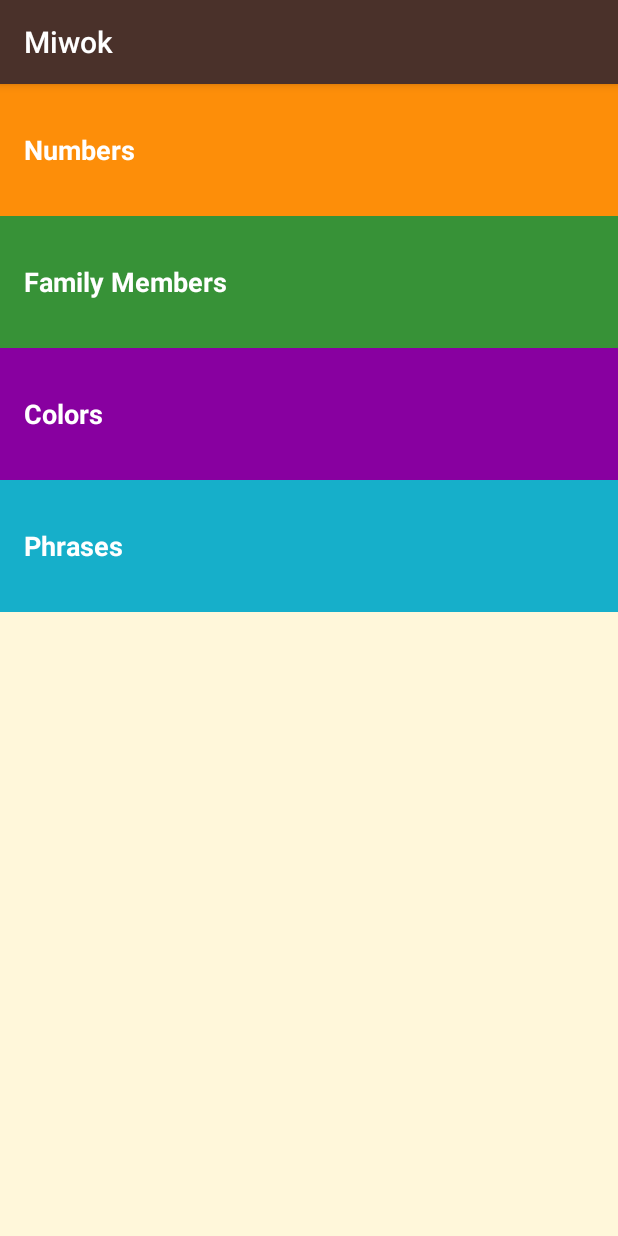
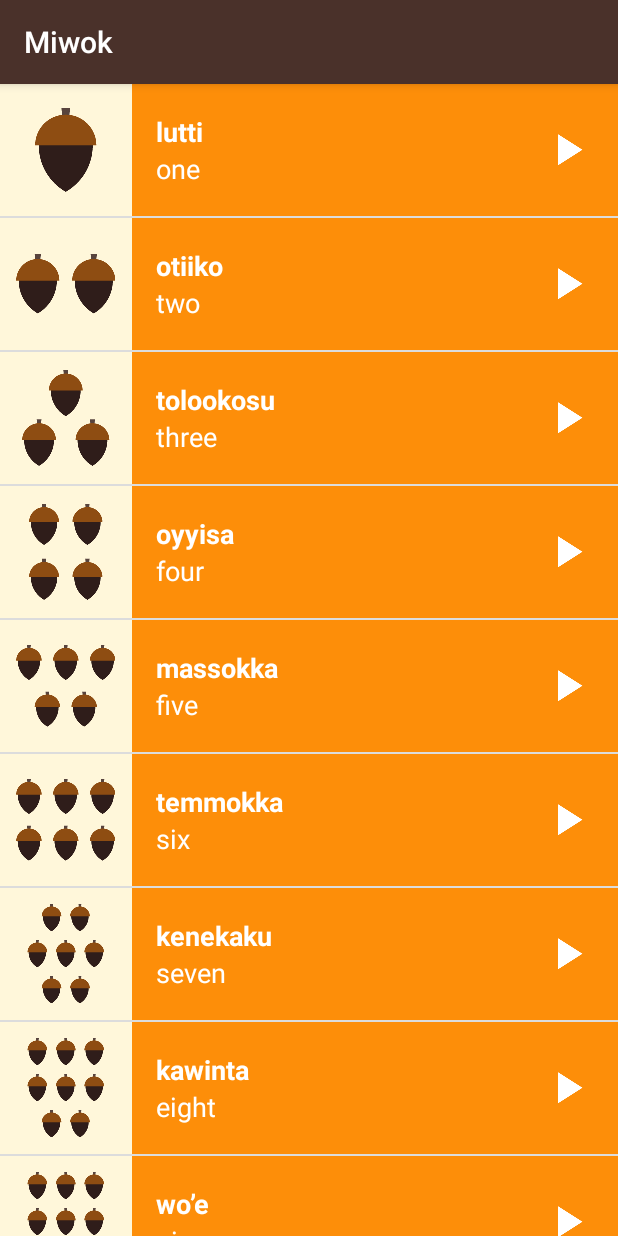
Before and after one commit to ChristianAA/ud839-Miwok, an Android app: the screen it shows after launch (MainActivity), on a phone screen of 412 x 824 dp. Run offline under Robolectric (Android 15) with nearby library versions, the light colour scheme and no system bars.

Commit message:
ViewPager e FragmentPagerAdapter

```diff
--- a/app/src/main/java/com/example/android/miwok/ColorsFragment.java
+++ b/app/src/main/java/com/example/android/miwok/ColorsFragment.java
@@ -5,7 +5,6 @@ import android.media.AudioManager;
 import android.media.MediaPlayer;
 import android.os.Bundle;
 import android.support.v4.app.Fragment;
-import android.util.Log;
 import android.view.LayoutInflater;
 import android.view.View;
 import android.view.ViewGroup;
@@ -74,7 +73,6 @@ public class ColorsFragment extends Fragment {
 
                 //Get the {@link Word} object at the given position the user clicked on
                 Word word = words.get(i);
-                Log.v("ColorsActivity", "Current word: " + word);
 
                 int result = mAudioManager.requestAudioFocus(mOnAudioFocusChangeListener,
                         AudioManager.STREAM_MUSIC, AudioManager.AUDIOFOCUS_GAIN_TRANSIENT);
--- a/app/src/main/java/com/example/android/miwok/FamilyFragment.java
+++ b/app/src/main/java/com/example/android/miwok/FamilyFragment.java
@@ -5,7 +5,6 @@ import android.media.AudioManager;
 import android.media.MediaPlayer;
 import android.os.Bundle;
 import android.support.v4.app.Fragment;
-import android.util.Log;
 import android.view.LayoutInflater;
 import android.view.View;
 import android.view.ViewGroup;
@@ -76,7 +75,6 @@ public class FamilyFragment extends Fragment {
 
                 //Get the {@link Word} object at the given position the user clicked on
                 Word word = words.get(i);
-                Log.v("FamilyActivity", "Current word: " + word);
 
                 int result = mAudioManager.requestAudioFocus(mOnAudioFocusChangeListener,
                         AudioManager.STREAM_MUSIC, AudioManager.AUDIOFOCUS_GAIN_TRANSIENT);
--- a/app/src/main/java/com/example/android/miwok/MainActivity.java
+++ b/app/src/main/java/com/example/android/miwok/MainActivity.java
@@ -15,66 +15,26 @@
  */
 package com.example.android.miwok;
 
-import android.content.Intent;
 import android.os.Bundle;
+import android.support.v4.view.ViewPager;
 import android.support.v7.app.AppCompatActivity;
-import android.view.View;
-import android.widget.TextView;
 
 public class MainActivity extends AppCompatActivity {
 
     @Override
     protected void onCreate(Bundle savedInstanceState) {
         super.onCreate(savedInstanceState);
+
+        // Set the content of the activity to use the activity_main.xml layout file
         setContentView(R.layout.activity_main);
 
-        // Find the View that shows the numbers category
-        TextView numbers = (TextView) findViewById(R.id.numbers);
+        // Find the view pager that will allow the user to swipe between fragments
+        ViewPager viewPager = (ViewPager) findViewById(R.id.viewpager);
 
-        // Set a click listener on that View
-        numbers.setOnClickListener(new View.OnClickListener() {
-            // The code in this method will be executed when the numbers View is clicked on.
-            @Override
-            public void onClick(View view) {
-                Intent numbersIntent = new Intent(MainActivity.this, NumbersActivity.class);
-                startActivity(numbersIntent);
-            }
-        });
+        // Create an adapter that knows which fragment should be shown on each page
+        MiwokFragmentPageAdapter adapter = new MiwokFragmentPageAdapter(getSupportFragmentManager());
 
-        // Family category
-        TextView family = (TextView) findViewById(R.id.family);
-
-        family.setOnClickListener(new View.OnClickListener() {
-            @Override
-            public void onClick(View view) {
-                Intent colorsIntent = new Intent(MainActivity.this, FamilyActivity.class);
-                startActivity(colorsIntent);
-            }
-        });
-
-        // Colors
-        TextView colors = (TextView) findViewById(R.id.colors);
-
-        colors.setOnClickListener(new View.OnClickListener() {
-
-            @Override
-            public void onClick(View view) {
-                Intent colorsIntent = new Intent(MainActivity.this, ColorsActivity.class);
-                startActivity(colorsIntent);
-            }
-        });
-
-        // Phrases
-        TextView phrases = (TextView) findViewById(R.id.phrases);
-
-        phrases.setOnClickListener(new View.OnClickListener() {
-
-            @Override
-            public void onClick(View view) {
-                Intent phrasesIntent = new Intent(MainActivity.this, PhrasesActivity.class);
-                startActivity(phrasesIntent);
-            }
-        });
-
+        // Set the adapter onto the view pager
+        viewPager.setAdapter(adapter);
     }
 }
--- /dev/null
+++ b/app/src/main/java/com/example/android/miwok/MiwokFragmentPageAdapter.java
@@ -0,0 +1,32 @@
+package com.example.android.miwok;
+
+import android.support.v4.app.Fragment;
+import android.support.v4.app.FragmentManager;
+import android.support.v4.app.FragmentPagerAdapter;
+
+    /**
+     * Provides the appropriate {@link Fragment} for a view pager.
+     */
+    public class MiwokFragmentPageAdapter extends FragmentPagerAdapter {
+
+        public MiwokFragmentPageAdapter(FragmentManager fm) {
+            super(fm);
+        }
+
+        public Fragment getItem(int position) {
+            if (position == 0) {
+                return new NumbersFragment();
+            } else if (position == 1){
+                return new FamilyFragment();
+            } else if (position == 2){
+                return new ColorsFragment();
+            } else {
+                return new PhrasesFragment();
+            }
+        }
+
+        @Override
+        public int getCount() {
+            return 4;
+        }
+    }
--- a/app/src/main/java/com/example/android/miwok/NumbersFragment.java
+++ b/app/src/main/java/com/example/android/miwok/NumbersFragment.java
@@ -5,7 +5,6 @@ import android.media.AudioManager;
 import android.media.MediaPlayer;
 import android.os.Bundle;
 import android.support.v4.app.Fragment;
-import android.util.Log;
 import android.view.LayoutInflater;
 import android.view.View;
 import android.view.ViewGroup;
@@ -75,7 +74,6 @@ public class NumbersFragment extends Fragment {
 
                 //Get the {@link Word} object at the given position the user clicked on
                 Word word = words.get(i);
-                Log.v("NumbersActivity", "Current word: " + word);
 
                 int result = mAudioManager.requestAudioFocus(mOnAudioFocusChangeListener,
                         AudioManager.STREAM_MUSIC, AudioManager.AUDIOFOCUS_GAIN_TRANSIENT);
--- a/app/src/main/java/com/example/android/miwok/PhrasesFragment.java
+++ b/app/src/main/java/com/example/android/miwok/PhrasesFragment.java
@@ -5,7 +5,6 @@ import android.media.AudioManager;
 import android.media.MediaPlayer;
 import android.os.Bundle;
 import android.support.v4.app.Fragment;
-import android.util.Log;
 import android.view.LayoutInflater;
 import android.view.View;
 import android.view.ViewGroup;
@@ -75,7 +74,6 @@ public class PhrasesFragment extends Fragment {
 
                 //Get the {@link Word} object at the given position the user clicked on
                 Word word = words.get(i);
-                Log.v("PhrasesActivity", "Current word: " + word);
 
                 int result = mAudioManager.requestAudioFocus(mOnAudioFocusChangeListener,
                         AudioManager.STREAM_MUSIC, AudioManager.AUDIOFOCUS_GAIN_TRANSIENT);
--- a/app/src/main/res/layout/activity_category.xml
+++ /dev/null
@@ -1,6 +0,0 @@
-<?xml version="1.0" encoding="utf-8"?>
-<LinearLayout xmlns:android="http://schemas.android.com/apk/res/android"
-    android:id="@+id/container"
-    android:layout_width="match_parent"
-    android:layout_height="match_parent"
-    android:orientation="vertical"/>
--- a/app/src/main/res/layout/activity_main.xml
+++ b/app/src/main/res/layout/activity_main.xml
@@ -1,71 +1,14 @@
 <?xml version="1.0" encoding="utf-8"?>
-<!-- Copyright (C) 2016 The Android Open Source Project
+<LinearLayout xmlns:android="http://schemas.android.com/apk/res/android"
+   xmlns:tools="http://schemas.android.com/tools"
+   android:layout_width="match_parent"
+   android:layout_height="match_parent"
+   android:orientation="vertical"
+   tools:context="com.example.android.miwok.MainActivity">
 
-     Licensed under the Apache License, Version 2.0 (the "License");
-     you may not use this file except in compliance with the License.
-     You may obtain a copy of the License at
+   <android.support.v4.view.ViewPager
+       android:id="@+id/viewpager"
+       android:layout_width="match_parent"
+       android:layout_height="match_parent"/>
 
-          http://www.apache.org/licenses/LICENSE-2.0
-
-     Unless required by applicable law or agreed to in writing, software
-     distributed under the License is distributed on an "AS IS" BASIS,
-     WITHOUT WARRANTIES OR CONDITIONS OF ANY KIND, either express or implied.
-     See the License for the specific language governing permissions and
-     limitations under the License.
--->
-<LinearLayout xmlns:android="http://schemas.android.com/apk/res/android"
-xmlns:tools="http://schemas.android.com/tools"
-android:layout_width="match_parent"
-android:layout_height="match_parent"
-android:background="@color/categories"
-tools:context="com.example.android.miwok.MainActivity"
-android:orientation="vertical">
-
-<!-- Numbers category -->
-    <FrameLayout
-        android:layout_width="match_parent"
-        android:layout_height="wrap_content"
-        android:background="@color/numbers">
-
-        <TextView
-            android:id="@+id/numbers"
-            style="@style/Categories"
-            android:background="?android:attr/selectableItemBackground"
-            android:text="@string/numbers" />
-    </FrameLayout>
-
-<!-- Family category -->
-    <FrameLayout
-        android:layout_width="match_parent"
-        android:layout_height="wrap_content"
-        android:background="@color/family">
-        <TextView
-            android:id="@+id/family"
-            style="@style/Categories"
-            android:background="?android:attr/selectableItemBackground"
-            android:text="@string/family_members" />
-    </FrameLayout>
-
-<!-- Colors category -->
-    <FrameLayout
-        android:layout_width="match_parent"
-        android:layout_height="wrap_content"
-        android:background="@color/colors">
-        <TextView
-            android:id="@+id/colors"
-            style="@style/Categories"
-            android:background="?android:attr/selectableItemBackground"
-            android:text="@string/colors" />
-    </FrameLayout>
-
-    <FrameLayout
-        android:layout_width="match_parent"
-        android:layout_height="wrap_content"
-        android:background="@color/phrases">
-        <TextView
-            android:id="@+id/phrases"
-            style="@style/Categories"
-            android:background="?android:attr/selectableItemBackground"
-            android:text="@string/phrases" />
-    </FrameLayout>
 </LinearLayout>
```
Also changed, not shown: app/src/main/AndroidManifest.xml (+4 -20 lines), app/src/main/java/com/example/android/miwok/ColorsActivity.java (deleted, +0 -16 lines), app/src/main/java/com/example/android/miwok/FamilyActivity.java (deleted, +0 -16 lines), app/src/main/java/com/example/android/miwok/NumbersActivity.java (deleted, +0 -16 lines), app/src/main/java/com/example/android/miwok/PhrasesActivity.java (deleted, +0 -16 lines).
